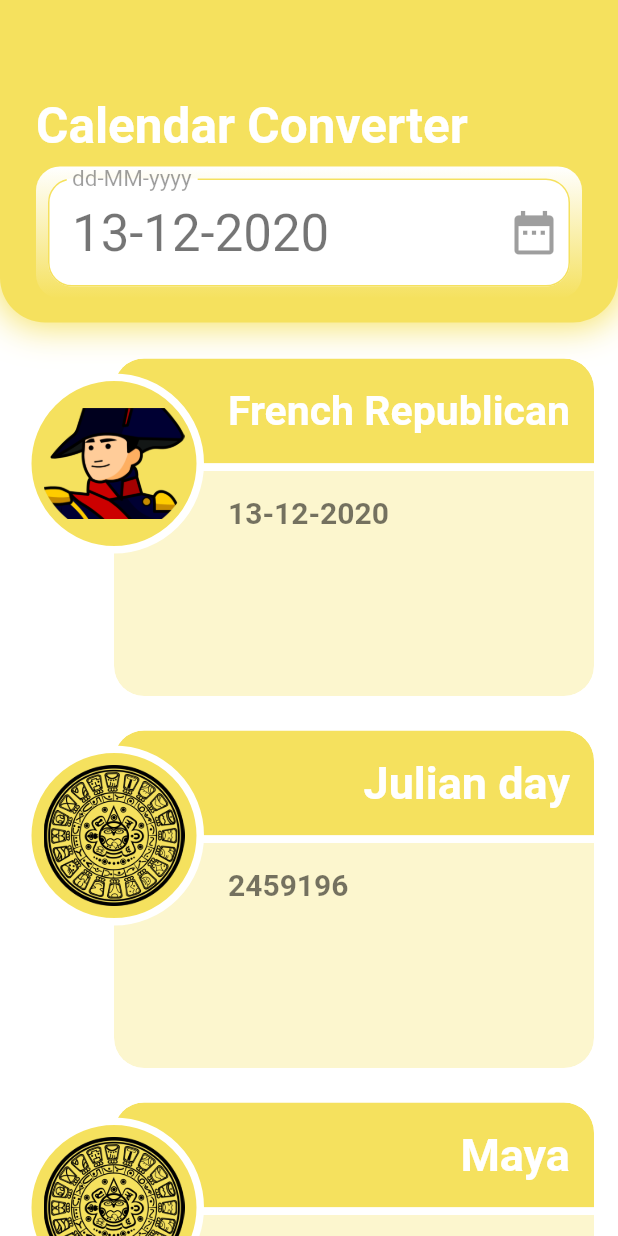
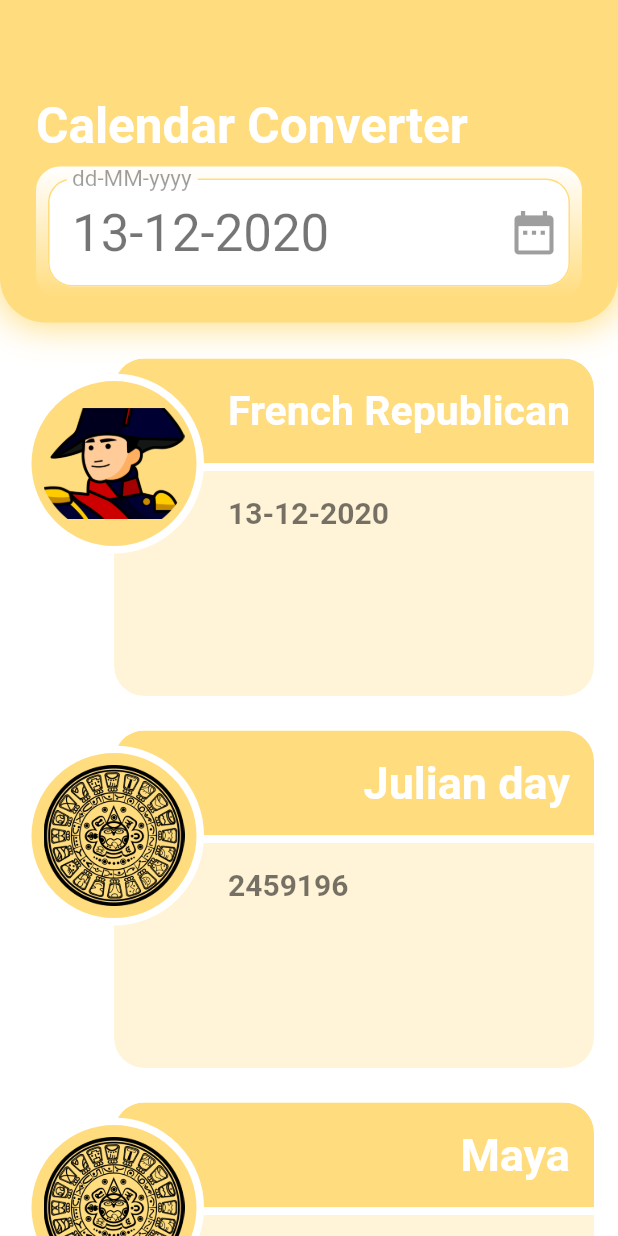
Before and after one commit to nick990/CalendarConverter, a Flutter app: the screen it shows after launch, on a phone screen of 412 x 824 dp. Run offline on Flutter 3.47's test engine with Material 2 defaults, Android fonts, the phone set to English and light mode, and no system bars.

Commit message:
Colors changed.

```diff
--- a/lib/theme/theme_utils.dart
+++ b/lib/theme/theme_utils.dart
@@ -8,10 +8,10 @@ class ThemeUtils {
   static const Color color3 = Color.fromARGB(255, 255, 220, 125);
   static const Color color4 = Color.fromARGB(255, 244, 111, 48);
   static const Color color5 = Color.fromARGB(255, 215, 58, 73);
-  static const Color illuminating = Color.fromARGB(255, 245, 225, 94);
-  static const Color ultimateGrey = Color.fromARGB(255, 153, 154, 156);
+  static const Color illuminating = Color.fromARGB(255, 245, 223, 77);
+  static const Color ultimateGrey = Color.fromARGB(255, 147, 149, 151);
 
-  static const Color primaryColor = illuminating;
+  static const Color primaryColor = color3;
   static const Color titleColor = Colors.white;
   static const Color ScaffoldBackground = Colors.white;
 
```
